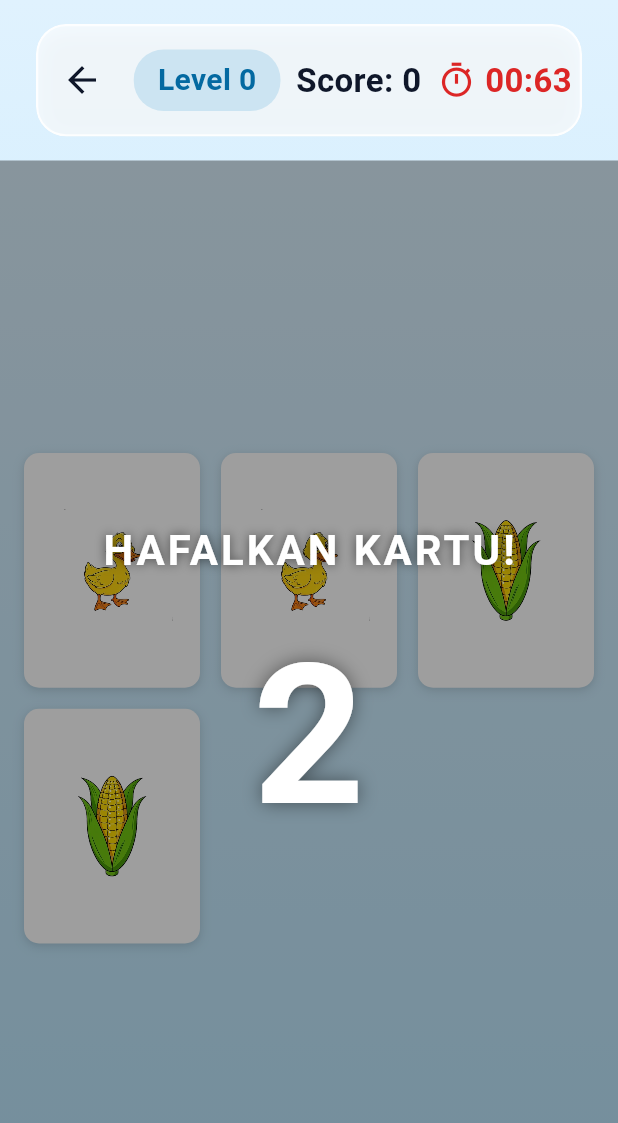
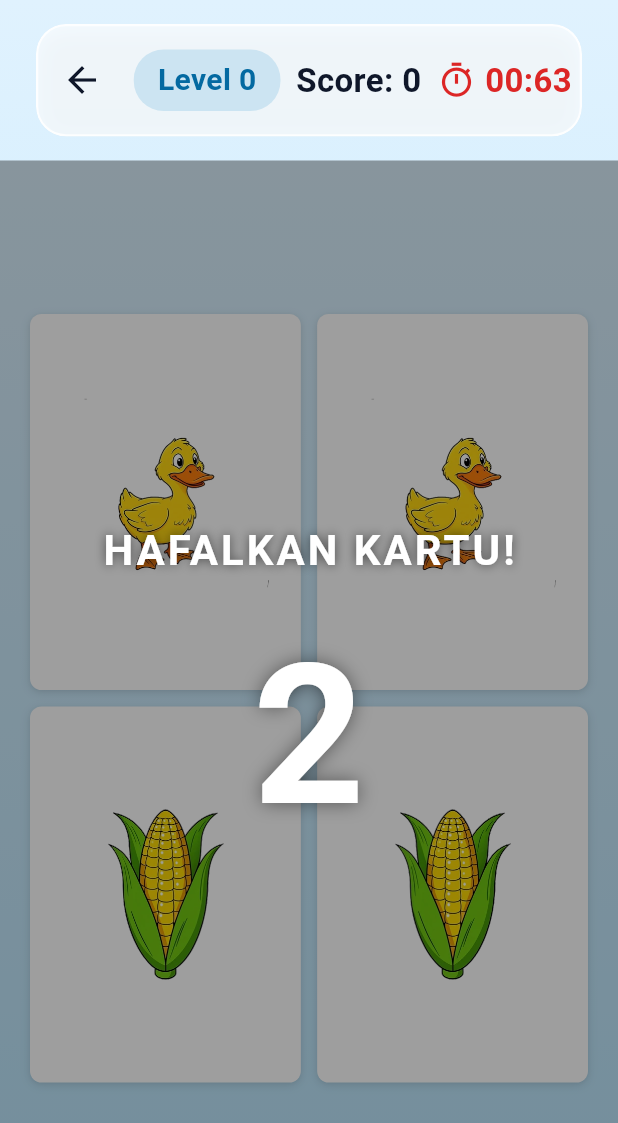
Before and after one commit to scottluxe256-hub/Flipix, a Flutter app: the GameplayScreen screen opened directly with empty values, on a phone screen of 412 x 824 dp. Shown: the top 1123 px of the screen. Run offline on Flutter 3.47's test engine with Material 3 defaults, Android fonts, the phone set to English and light mode, and no system bars; our stand-ins replace audioplayers; Roboto replaces fonts that are missing (Segoe UI).

Commit message:
perbaikan yml kelima terakhir

```diff
--- a/lib/ui/components/card_widget.dart
+++ b/lib/ui/components/card_widget.dart
@@ -65,7 +65,7 @@ class CardWidget extends StatelessWidget {
       ),
       child: Center(
         child: Padding(
-          padding: const EdgeInsets.all(8.0),
+          padding: const EdgeInsets.all(6.0),
           child: Image.asset(path, fit: BoxFit.contain),
         ),
       ),
--- a/lib/ui/screens/gameplay_screen.dart
+++ b/lib/ui/screens/gameplay_screen.dart
@@ -7,6 +7,7 @@ import '../../core/game_state.dart';
 import '../components/card_widget.dart';
 import '../components/glass_panel.dart';
 import '../components/result_popup.dart';
+import 'lobby_screen.dart';
 
 class GameplayScreen extends StatefulWidget {
   final int level;
@@ -35,7 +36,7 @@ class _GameplayScreenState extends State<GameplayScreen> {
   @override
   void initState() {
     super.initState();
-    // Waktu mulai dari 60 detik, sedikit berkurang di level tinggi tapi tetap adil
+    // Waktu mulai dari 60 detik, berkurang sedikit di level tinggi
     _timeLeft = max(30, 60 - (widget.level - 1) * 3);
 
     _setupCards();
@@ -119,13 +120,13 @@ class _GameplayScreenState extends State<GameplayScreen> {
           setState(() {
             _isMatched[first] = true;
             _isMatched[second] = true;
-            _score += 50;
+            _score += 50; // Skor bertambah konsisten (sama persis dengan yang tampil di dialog)
             _isProcessing = false;
           });
           _checkWinCondition();
         });
       } else {
-        // Salah: Balik kembali tanpa mengurangi nyawa (murni fokus waktu)
+        // Salah: Balik kembali tanpa mengurangi nyawa
         Future.delayed(const Duration(milliseconds: 700), () {
           if (!mounted) return;
           AudioManager.instance.playSfx('salah.m4a');
@@ -141,9 +142,8 @@ class _GameplayScreenState extends State<GameplayScreen> {
 
   void _checkWinCondition() {
     // Menang jika SEMUA kartu berhasil dicocokkan sebelum waktu habis
+    // Skor tidak dimodifikasi lagi agar sama persis dengan indikator atas
     if (!_isMatched.contains(false)) {
-      // Bonus waktu: sisa detik x 10 poin
-      _score += _timeLeft * 10;
       _endGame(isWin: true);
     }
   }
@@ -167,7 +167,7 @@ class _GameplayScreenState extends State<GameplayScreen> {
       barrierDismissible: false,
       builder: (context) => ResultPopup(
         isWin: isWin,
-        score: _score,
+        score: _score, // Skor sama persis dengan indikator atas
         onNextOrRetry: () {
           AudioManager.instance.playSfx('click.m4a');
           Navigator.pop(context); // Tutup dialog
@@ -185,8 +185,14 @@ class _GameplayScreenState extends State<GameplayScreen> {
         },
         onExit: () {
           AudioManager.instance.playSfx('click.m4a');
-          Navigator.pop(context); // Tutup dialog
-          Navigator.pop(context); // Kembali ke level screen
+          AudioManager.instance.stopBgm();
+          // Keluar dari ingame langsung mengarah ke Lobby dan memutar output.m4a
+          AudioManager.instance.playBgm('output.m4a');
+          Navigator.pushAndRemoveUntil(
+            context,
+            MaterialPageRoute(builder: (_) => const LobbyScreen()),
+            (route) => false,
+          );
         },
       ),
     );
@@ -200,28 +206,34 @@ class _GameplayScreenState extends State<GameplayScreen> {
   }
 
   int _getCrossAxisCount(int totalCards) {
-    if (totalCards <= 6) return 3;
-    if (totalCards <= 8) return 4;
-    if (totalCards <= 10) return 5;
-    if (totalCards <= 12) return 4;
-    if (totalCards <= 16) return 4;
-    if (totalCards <= 18) return 6;
-    return 6;
+    // Melebar ke samping kiri dan kanan (maksimal 2 baris agar tidak terus ke bawah)
+    return (totalCards / 2).ceil();
+  }
+
+  double _getCardSpacing(int totalCards) {
+    if (totalCards <= 8) return 14.0;
+    if (totalCards <= 12) return 10.0;
+    if (totalCards <= 16) return 8.0;
+    return 6.0;
   }
 
   double _getMaxGridWidth(int totalCards) {
-    if (totalCards <= 6) return 450;
-    if (totalCards <= 8) return 580;
+    // Sesuaikan lebar container agar kartu semakin banyak ukuran mengecil secara proporsional
+    if (totalCards <= 6) return 480;
+    if (totalCards <= 8) return 600;
     if (totalCards <= 10) return 720;
-    if (totalCards <= 12) return 650;
-    if (totalCards <= 16) return 650;
-    return 880;
+    if (totalCards <= 12) return 840;
+    if (totalCards <= 14) return 940;
+    if (totalCards <= 16) return 1040;
+    if (totalCards <= 18) return 1120;
+    return 1200;
   }
 
   @override
   Widget build(BuildContext context) {
     final int crossAxisCount = _getCrossAxisCount(_cards.length);
     final double maxGridWidth = _getMaxGridWidth(_cards.length);
+    final double spacing = _getCardSpacing(_cards.length);
 
     return Scaffold(
       body: Container(
@@ -253,6 +265,7 @@ class _GameplayScreenState extends State<GameplayScreen> {
                         onPressed: () {
                           AudioManager.instance.playSfx('click.m4a');
                           AudioManager.instance.stopBgm();
+                          AudioManager.instance.playBgm('output.m4a');
                           Navigator.pop(context);
                         },
                       ),
@@ -305,22 +318,24 @@ class _GameplayScreenState extends State<GameplayScreen> {
                 child: Stack(
                   alignment: Alignment.center,
                   children: [
-                    // Grid Kartu diposisikan persis di tengah secara vertikal & horizontal
+                    // Grid Kartu diposisikan di tengah, melebar ke samping kiri-kanan & mengecil proporsional
                     Center(
-                      child: SingleChildScrollView(
+                      child: Padding(
+                        padding: const EdgeInsets.symmetric(horizontal: 20, vertical: 10),
+                        child: FittedBox(
+                          fit: BoxFit.scaleDown,
                           child: Container(
                             alignment: Alignment.center,
                             constraints: BoxConstraints(maxWidth: maxGridWidth),
-                          padding: const EdgeInsets.all(16),
                             child: GridView.builder(
                               padding: EdgeInsets.zero,
                               shrinkWrap: true,
                               physics: const NeverScrollableScrollPhysics(),
                               gridDelegate: SliverGridDelegateWithFixedCrossAxisCount(
                                 crossAxisCount: crossAxisCount,
-                              crossAxisSpacing: 14,
-                              mainAxisSpacing: 14,
-                              childAspectRatio: 0.75, // Proporsi kartu standar
+                                crossAxisSpacing: spacing,
+                                mainAxisSpacing: spacing,
+                                childAspectRatio: 0.72,
                               ),
                               itemCount: _cards.length,
                               itemBuilder: (context, index) {
@@ -330,6 +345,7 @@ class _GameplayScreenState extends State<GameplayScreen> {
                                   onTap: () => _onCardTap(index),
                                 );
                               },
+                            ),
                           ),
                         ),
                       ),
--- a/pubspec.yaml
+++ b/pubspec.yaml
@@ -10,7 +10,6 @@ dependencies:
   flutter:
     sdk: flutter
   audioplayers: ^6.0.0  # Diperbarui ke versi terbaru untuk mengatasi error C++ MSVC
-  video_player: ^2.8.2
 
 dev_dependencies:
   flutter_test:
```
Also changed, not shown: lib/ui/screens/intro_screen.dart (+82 -110 lines). Lines whose indentation alone changed are shown as unchanged.
